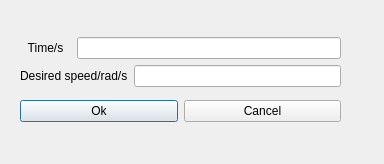
This is ui/commandwindow.ui in BohdanMytnyk/neurocontroller as Qt 5 draws it before an edit. The edited form follows.
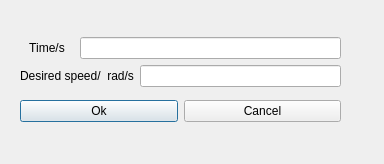
This is the edited form.

Patch:
```diff
--- a/ui/commandwindow.ui
+++ b/ui/commandwindow.ui
@@ -28,7 +28,7 @@
       <item row="1" column="0" colspan="2">
        <widget class="QLabel" name="speed_label">
         <property name="text">
-         <string>Desired speed/rad/s</string>
+         <string>Desired speed/  rad/s</string>
         </property>
        </widget>
       </item>
```
